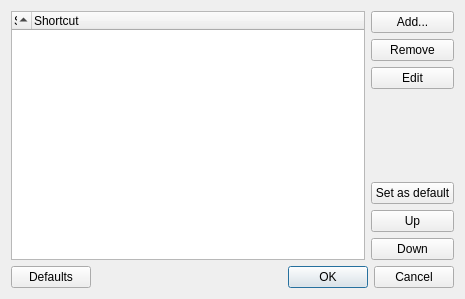
First picture: the form in src/lib/opensearch/searchenginesdialog.ui, repository tenrok/kclient3, before the edit.
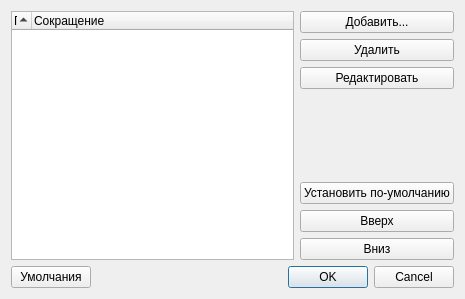
Second picture: the form after the edit.

The edit to the form file:
```diff
--- a/src/lib/opensearch/searchenginesdialog.ui
+++ b/src/lib/opensearch/searchenginesdialog.ui
@@ -19,21 +19,21 @@
      <item>
       <widget class="QPushButton" name="add">
        <property name="text">
-        <string>Add...</string>
+        <string>Добавить...</string>
        </property>
       </widget>
      </item>
      <item>
       <widget class="QPushButton" name="remove">
        <property name="text">
-        <string>Remove</string>
+        <string>Удалить</string>
        </property>
       </widget>
      </item>
      <item>
       <widget class="QPushButton" name="edit">
        <property name="text">
-        <string>Edit</string>
+        <string>Редактировать</string>
        </property>
       </widget>
      </item>
@@ -53,21 +53,21 @@
      <item>
       <widget class="QPushButton" name="setAsDefault">
        <property name="text">
-        <string>Set as default</string>
+        <string>Установить по-умолчанию</string>
        </property>
       </widget>
      </item>
      <item>
       <widget class="QPushButton" name="moveUp">
        <property name="text">
-        <string>Up</string>
+        <string>Вверх</string>
        </property>
       </widget>
      </item>
      <item>
       <widget class="QPushButton" name="moveDown">
        <property name="text">
-        <string>Down</string>
+        <string>Вниз</string>
        </property>
       </widget>
      </item>
@@ -86,12 +86,12 @@
      </attribute>
      <column>
       <property name="text">
-       <string>Search Engine</string>
+       <string>Поисковая система</string>
       </property>
      </column>
      <column>
       <property name="text">
-       <string>Shortcut</string>
+       <string>Сокращение</string>
       </property>
      </column>
     </widget>
@@ -101,7 +101,7 @@
      <item>
       <widget class="QPushButton" name="defaults">
        <property name="text">
-        <string>Defaults</string>
+        <string>Умолчания</string>
        </property>
       </widget>
      </item>
```
Left out of the diff: 2 changed lines with no effect on the pictures.
